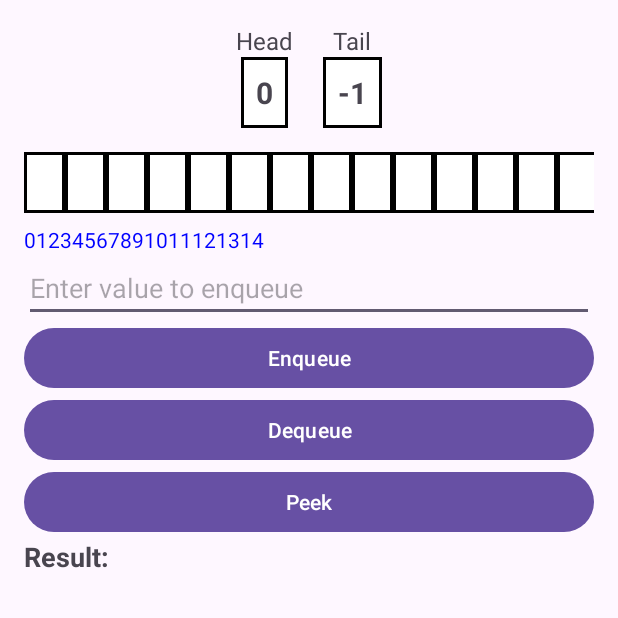
After one commit to suraj18-das/DSA-Visualizer, an Android app: the Queue_array screen opened directly, with no data from a screen before it, on a phone screen of 412 x 824 dp, the top half of it. The commit adds this screen. Run offline under Robolectric (Android 15) with nearby library versions, the phone set to English and light mode, and no system bars.

Commit message:
Queue implementation using array and linked list are added

```diff
--- a/app/src/main/AndroidManifest.xml
+++ b/app/src/main/AndroidManifest.xml
@@ -12,6 +12,12 @@
         android:supportsRtl="true"
         android:theme="@style/Theme.DSA_Visualizer"
         tools:targetApi="31">
+        <activity
+            android:name=".Queue_list"
+            android:exported="false" />
+        <activity
+            android:name=".Queue_array"
+            android:exported="false" />
         <activity
             android:name=".prefixTopostfix"
             android:exported="false" />
--- /dev/null
+++ b/app/src/main/java/com/example/dsa_visualizer/HelperClasses/Queue.java
@@ -0,0 +1,69 @@
+package com.example.dsa_visualizer.HelperClasses;
+
+public class Queue {
+    private int maxSize;
+    private int[] queueArray;
+    private int front;
+    private int rear;
+    private int currentSize;
+
+    public Queue(int size) {
+        maxSize = size;
+        queueArray = new int[maxSize];
+        front = 0;
+        rear = -1;
+        currentSize = 0;
+    }
+    public int getMaxSize(){
+        return maxSize;
+    }
+
+    public boolean isFull() {
+        return currentSize == maxSize;
+    }
+
+    public boolean isEmpty() {
+        return currentSize == 0;
+    }
+
+    public void enqueue(int value) {
+        if (!isFull()) {
+            if (rear == maxSize - 1) {
+                rear = -1; // wrap-around if needed
+            }
+            queueArray[++rear] = value;
+            currentSize++;
+        }
+    }
+
+    public int dequeue() {
+        if (!isEmpty()) {
+            int dequeuedValue = queueArray[front++];
+            if (front == maxSize) {
+                front = 0; // wrap-around if needed
+            }
+            currentSize--;
+            return dequeuedValue;
+        }
+        return -1; // Indicates the queue is empty
+    }
+
+    public int peek() {
+        if (!isEmpty()) {
+            return queueArray[front];
+        }
+        return -1; // Indicates the queue is empty
+    }
+
+    public int[] getQueueArray() {
+        return queueArray;
+    }
+
+    public int getFront() {
+        return front;
+    }
+
+    public int getRear() {
+        return rear;
+    }
+}
--- /dev/null
+++ b/app/src/main/java/com/example/dsa_visualizer/Queue_array.java
@@ -0,0 +1,99 @@
+package com.example.dsa_visualizer;
+
+import android.graphics.Color;
+import android.os.Bundle;
+import android.view.View;
+import android.widget.Button;
+import android.widget.EditText;
+import android.widget.LinearLayout;
+import android.widget.TextView;
+
+import androidx.appcompat.app.AppCompatActivity;
+
+import com.example.dsa_visualizer.HelperClasses.Queue;
+
+public class Queue_array extends AppCompatActivity {
+
+    private Queue queue;
+    private LinearLayout queueView,indexView;
+    private EditText inputValue;
+    private TextView resultView, frontView, rearView;
+
+    @Override
+    protected void onCreate(Bundle savedInstanceState) {
+        super.onCreate(savedInstanceState);
+        setContentView(R.layout.activity_queue_array);
+
+        queue = new Queue(15); // Queue with 15 elements
+        queueView = findViewById(R.id.queueView);
+        indexView=findViewById(R.id.indexView);
+        inputValue = findViewById(R.id.inputValue);
+        resultView = findViewById(R.id.resultView);
+        frontView = findViewById(R.id.frontView);
+        rearView = findViewById(R.id.rearView);
+
+        Button enqueueButton = findViewById(R.id.enqueueButton);
+        Button dequeueButton = findViewById(R.id.dequeueButton);
+        Button peekButton = findViewById(R.id.peekButton);
+
+        enqueueButton.setOnClickListener(v -> {
+            String input = inputValue.getText().toString();
+            if (!input.isEmpty()) {
+                int value = Integer.parseInt(input);
+                queue.enqueue(value);
+                updateQueueView();
+                inputValue.setText("");
+            }
+        });
+
+        dequeueButton.setOnClickListener(v -> {
+            int dequeuedValue = queue.dequeue();
+            resultView.setText("Dequeued: " + (dequeuedValue == -1 ? "Queue is empty" : dequeuedValue));
+            updateQueueView();
+        });
+
+        peekButton.setOnClickListener(v -> {
+            int frontValue = queue.peek();
+            resultView.setText("Peek: " + (frontValue == -1 ? "Queue is empty" : frontValue));
+        });
+
+        updateQueueView();
+    }
+
+    private void updateQueueView() {
+        queueView.removeAllViews();
+        indexView.removeAllViews();
+
+        int[] queueArray = queue.getQueueArray();
+        int front = queue.getFront();
+        int rear = queue.getRear();
+        int maxSize = queue.getMaxSize(); // Assuming you add a method to return max size
+
+        for (int i = 0; i < maxSize; i++) {
+            // Create TextView for queue items
+            TextView queueItem = new TextView(this);
+            queueItem.setTextAlignment(View.TEXT_ALIGNMENT_CENTER);
+            queueItem.setText(" " + (i >= front && i <= rear ? queueArray[i] : " ") + " ");
+            queueItem.setTextSize(20);
+            queueItem.setBackgroundResource(R.drawable.queue_item_background);
+            queueItem.setPadding(10, 10, 10, 10);
+
+            // Add queue items to the view
+            queueView.addView(queueItem);
+
+            // Create TextView for indexes
+            TextView indexItem = new TextView(this);
+            indexItem.setTextAlignment(View.TEXT_ALIGNMENT_CENTER);
+            indexItem.setText(String.valueOf(i));
+            indexItem.setTextSize(14);
+            indexItem.setTextColor(Color.BLUE);
+
+            // Add index to the view
+            indexView.addView(indexItem);
+        }
+
+        frontView.setText(String.valueOf(front));
+        rearView.setText(String.valueOf(rear));
+    }
+
+}
--- /dev/null
+++ b/app/src/main/res/drawable/queue_item_background.xml
@@ -0,0 +1,6 @@
+<shape xmlns:android="http://schemas.android.com/apk/res/android">
+    <solid android:color="#FFFFFF"/>
+    <stroke
+        android:width="2dp"
+        android:color="#000000" />
+</shape>
--- /dev/null
+++ b/app/src/main/res/layout/activity_queue_array.xml
@@ -0,0 +1,142 @@
+<?xml version="1.0" encoding="utf-8"?>
+<LinearLayout xmlns:android="http://schemas.android.com/apk/res/android"
+    xmlns:tools="http://schemas.android.com/tools"
+    android:layout_width="match_parent"
+    android:layout_height="match_parent"
+    android:padding="16dp"
+    android:orientation="vertical"
+    tools:context=".Queue_array">
+
+    <!-- Section for Head and Tail -->
+    <LinearLayout
+        android:layout_width="match_parent"
+        android:layout_height="wrap_content"
+        android:orientation="horizontal"
+        android:gravity="center">
+
+        <!-- Head section -->
+        <LinearLayout
+            android:layout_width="wrap_content"
+            android:layout_height="wrap_content"
+            android:layout_marginRight="20dp"
+            android:orientation="vertical"
+            android:gravity="center">
+
+            <TextView
+                android:layout_width="wrap_content"
+                android:layout_height="wrap_content"
+                android:text="Head"
+                android:textSize="16sp"
+                android:layout_gravity="center" />
+
+            <TextView
+                android:id="@+id/frontView"
+                android:layout_width="wrap_content"
+                android:layout_height="wrap_content"
+                android:text="0"
+                android:textSize="20sp"
+                android:textStyle="bold"
+                android:gravity="center"
+                android:background="@drawable/queue_item_background"
+                android:padding="10dp" />
+        </LinearLayout>
+
+        <!-- Tail section -->
+        <LinearLayout
+            android:layout_width="wrap_content"
+            android:layout_height="wrap_content"
+            android:orientation="vertical"
+            android:gravity="center">
+
+            <TextView
+                android:layout_width="wrap_content"
+                android:layout_height="wrap_content"
+                android:text="Tail"
+                android:textSize="16sp"
+                android:layout_gravity="center" />
+
+            <TextView
+                android:id="@+id/rearView"
+                android:layout_width="wrap_content"
+                android:layout_height="wrap_content"
+                android:text="0"
+                android:textSize="20sp"
+                android:textStyle="bold"
+                android:gravity="center"
+                android:background="@drawable/queue_item_background"
+                android:padding="10dp" />
+        </LinearLayout>
+
+    </LinearLayout>
+
+    <!-- Queue Array Visualization -->
+    <HorizontalScrollView
+        android:layout_width="match_parent"
+        android:layout_height="wrap_content"
+        android:layout_marginTop="16dp"
+        android:scrollbars="none">
+
+        <LinearLayout
+            android:id="@+id/queueView"
+            android:layout_width="wrap_content"
+            android:layout_height="wrap_content"
+            android:orientation="horizontal">
+
+            <!-- Queue items will be dynamically added here -->
+
+        </LinearLayout>
+    </HorizontalScrollView>
+
+    <!-- Queue Array Index -->
+    <HorizontalScrollView
+        android:layout_width="match_parent"
+        android:layout_height="wrap_content"
+        android:layout_marginTop="8dp"
+        android:scrollbars="none">
+
+        <LinearLayout
+            android:id="@+id/indexView"
+            android:layout_width="wrap_content"
+            android:layout_height="wrap_content"
+            android:orientation="horizontal">
+
+            <!-- Index numbers dynamically added here -->
+
+        </LinearLayout>
+    </HorizontalScrollView>
+
+    <!-- Buttons for Enqueue, Dequeue, and Peek -->
+    <EditText
+        android:id="@+id/inputValue"
+        android:layout_width="match_parent"
+        android:layout_height="wrap_content"
+        android:hint="Enter value to enqueue"
+        android:inputType="number" />
+
+    <Button
+        android:id="@+id/enqueueButton"
+        android:layout_width="match_parent"
+        android:layout_height="wrap_content"
+        android:text="Enqueue" />
+
+    <Button
+        android:id="@+id/dequeueButton"
+        android:layout_width="match_parent"
+        android:layout_height="wrap_content"
+        android:text="Dequeue" />
+
+    <Button
+        android:id="@+id/peekButton"
+        android:layout_width="match_parent"
+        android:layout_height="wrap_content"
+        android:text="Peek" />
+
+    <TextView
+        android:id="@+id/resultView"
+        android:layout_width="wrap_content"
+        android:layout_height="wrap_content"
+        android:textStyle="bold"
+        android:text="Result: "
+        android:textSize="18sp" />
+
+</LinearLayout>
```
Also changed, not shown: app/src/main/java/com/example/dsa_visualizer/HelperClasses/QueueCanvas.java (added, +107 -0 lines), app/src/main/java/com/example/dsa_visualizer/HelperClasses/QueueList.java (added, +52 -0 lines), app/src/main/java/com/example/dsa_visualizer/HelperClasses/StackList.java (+0 -51 lines), app/src/main/java/com/example/dsa_visualizer/MainActivity.java (+14 -0 lines), app/src/main/java/com/example/dsa_visualizer/Queue_list.java (added, +45 -0 lines), app/src/main/java/com/example/dsa_visualizer/Search.java (+0 -14 lines), app/src/main/java/com/example/dsa_visualizer/Stack_list.java (+1 -11 lines), app/src/main/res/layout/activity_main.xml (+20 -0 lines), app/src/main/res/layout/activity_queue_list.xml (added, +78 -0 lines).
